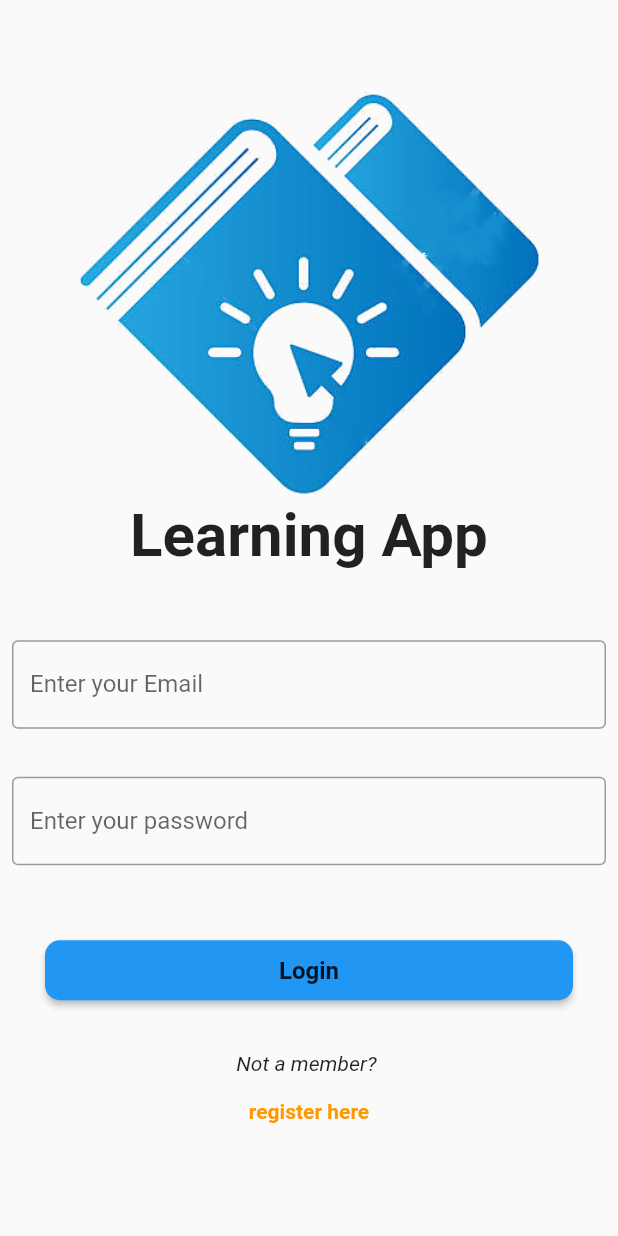
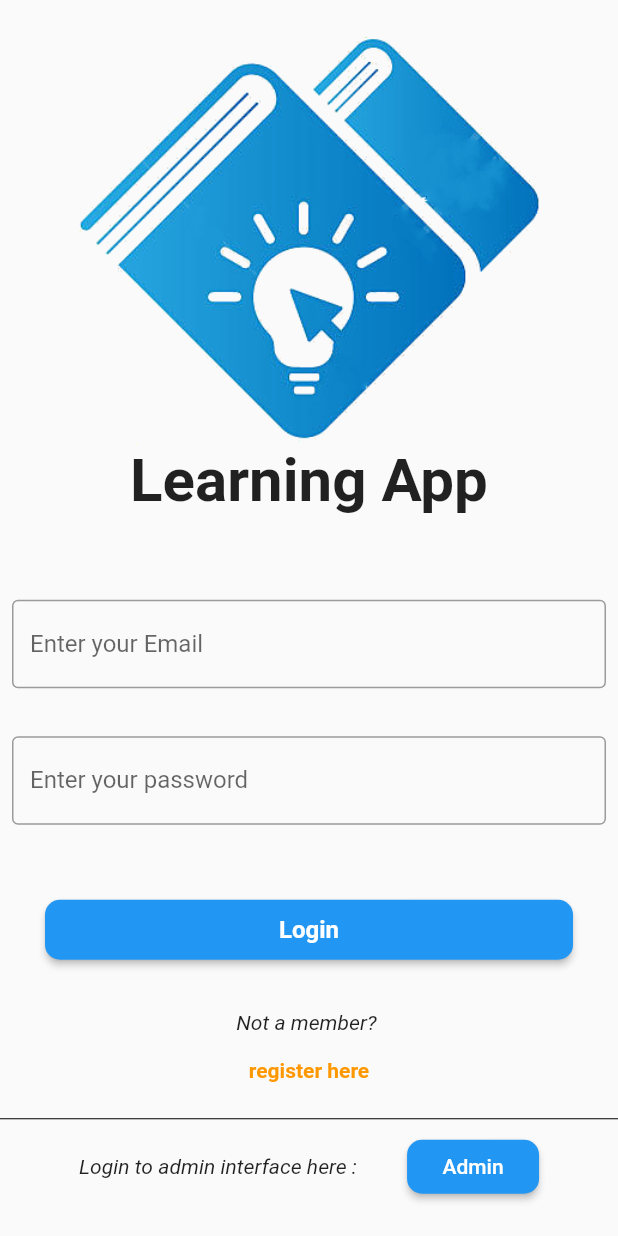
Before and after one commit to RahalYesser/Integration-project, a Flutter app: the screen it shows after launch, on a phone screen of 412 x 824 dp. Run offline on Flutter 3.47's test engine with Material 2 defaults, Android fonts, the light colour scheme and no system bars; our stand-ins replace bloc, cloud_firestore, dartz, equatable, firebase_auth, firebase_core and 7 more; accounts and stored records are empty.

Commit message:
Flutter-modification

```diff
--- a/Flutter/lib/core/strings/messages.dart
+++ b/Flutter/lib/core/strings/messages.dart
@@ -1,3 +1,5 @@
 const ADD_SUCCESS_MESSAGE = "Image ajouté avec succes";
 const DELETE_SUCCESS_MESSAGE = "Image supprimé avec succes";
 const UPDATE_SUCCESS_MESSAGE = "Image mis à jour avec succes";
+
+const ADMIN_KEY = "admin2022";
--- a/Flutter/lib/features/auth/presentation/pages/login_page.dart
+++ b/Flutter/lib/features/auth/presentation/pages/login_page.dart
@@ -1,6 +1,7 @@
 import 'package:flutter/material.dart';
 import 'package:flutter_bloc/flutter_bloc.dart';
 
+import '../widgets/auth_btn.dart';
 import '/features/auth/presentation/bloc/auth/auth_bloc.dart';
 import '/features/auth/presentation/widgets/login_form.dart';
 import 'package:go_router/go_router.dart';
@@ -26,7 +27,6 @@ class LoginPage extends StatelessWidget {
       child: Scaffold(
         body: Column(
             mainAxisAlignment: MainAxisAlignment.center,
-
             children: <Widget>[
               Container(
                 height: MediaQuery.of(context).size.height / 3,
@@ -39,19 +39,19 @@ class LoginPage extends StatelessWidget {
                 style: TextStyle(fontWeight: FontWeight.bold, fontSize: 40),
               ),
               const SizedBox(
-                height: 30,
+                height: 40,
               ),
               LoginForm(),
 
               // ignore: prefer_const_constructors
-              Text(
+              const Text(
                 'Not a member? ',
                 // ignore: prefer_const_constructors
                 style: TextStyle(
                   color: Colors.black87,
                   fontStyle: FontStyle.italic,
                 ),
-              ),
+                ),
               TextButton(
                   style: TextButton.styleFrom(
                     textStyle: const TextStyle(
@@ -66,7 +66,37 @@ class LoginPage extends StatelessWidget {
                       style: TextStyle(
                         fontWeight: FontWeight.bold,
                         color: Colors.orange,
-                      )))
+                      ))),
+
+              const  Divider(
+                 color: Colors.black
+              ),
+              Row(
+                mainAxisAlignment: MainAxisAlignment.center,
+
+                children: <Widget>[
+                  const Text(
+                    'Login to admin interface here : ',
+                    // ignore: prefer_const_constructors
+                     style: TextStyle(
+                     color: Colors.black87,
+                     fontStyle: FontStyle.italic,
+                    ),
+                  ),
+                  const SizedBox(width: 30),
+                  MaterialButton(
+                    textColor: Colors.white,
+                    child:const Text('Admin'),
+                    shape: RoundedRectangleBorder(borderRadius: BorderRadius.circular(10)),
+                    onPressed: () {
+                    GoRouter.of(context).goNamed("admin_login");
+                    },
+                    color: Colors.blue,
+                    )
+                ],
+              )
+
+
             ]),
       ),
     );
--- a/Flutter/lib/features/auth/presentation/widgets/auth_btn.dart
+++ b/Flutter/lib/features/auth/presentation/widgets/auth_btn.dart
@@ -15,6 +15,7 @@ class AuthButton extends StatelessWidget {
   Widget build(BuildContext context) {
     return MaterialButton(
 
+      textColor: Colors.white,
       minWidth: double.infinity,
       height: 40,
       onPressed: onPressed,
@@ -22,6 +23,7 @@ class AuthButton extends StatelessWidget {
       shape: RoundedRectangleBorder(borderRadius: BorderRadius.circular(10)),
 
       child: Text(
+
         text,
         style: const TextStyle(
           fontWeight: FontWeight.w600,
--- a/Flutter/lib/navigation/app_router.dart
+++ b/Flutter/lib/navigation/app_router.dart
@@ -1,6 +1,8 @@
 import 'dart:async';
 
 import 'package:flutter/material.dart';
+import 'package:projectv1/features/auth/presentation/pages/login_page_admin.dart';
+import '../features/pages/presentation/pages/admin_page.dart';
 import '/core/pages/page_not_found.dart';
 import '/features/auth/presentation/bloc/auth/auth_bloc.dart';
 
@@ -46,6 +48,13 @@ class AppRouter {
               return UpdateUserPage();
             },
           ),
+          GoRoute(
+            path: 'admin_login',
+            name: 'admin_login',
+            builder: (context, state) {
+              return LoginPageAdmin();
+            },
+          ),
         ],
       ),
       GoRoute(
@@ -53,6 +62,12 @@ class AppRouter {
           name: 'profile',
           builder: (context, state) {
             return ProfilePage();
+          }),
+      GoRoute(
+          path: '/admin',
+          name: 'admin',
+          builder: (context, state) {
+            return AdminPage();
           }),
     ],
     errorBuilder: (context, state) => PageNotFound(),
--- a/Flutter/pubspec.yaml
+++ b/Flutter/pubspec.yaml
@@ -43,7 +43,6 @@ dev_dependencies:
     sdk: flutter
   firebase_core: ^2.4.0
   firebase_auth: ^4.2.0
-
   firebase_storage: ^11.0.7
   cloud_firestore: ^4.2.0
   flutter_bloc: ^8.1.1
```
Also changed, not shown: Flutter/lib/features/auth/presentation/pages/login_page_admin.dart (added, +57 -0 lines), Flutter/lib/features/auth/presentation/widgets/login_form_admin.dart (added, +85 -0 lines), Flutter/lib/features/pages/presentation/pages/admin_page.dart (added, +21 -0 lines), Flutter/lib/firebase_options.dart, 5 other files.
